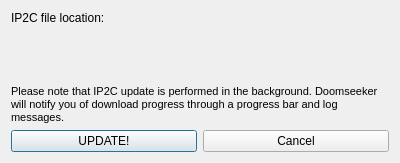
Qt form src/core/gui/ip2cupdatebox.ui (Destroyerrrocket/doomseeker-unofficial) before a commit.
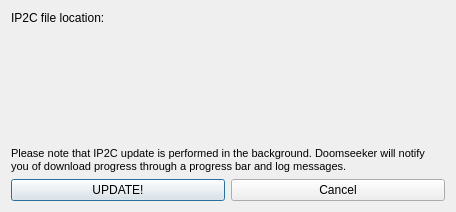
The same form after that commit.

Commit message: - Prevent layout squishing due to word-wrapped QLabels in IP2C Update dialog.

```diff
--- a/src/core/gui/ip2cupdatebox.ui
+++ b/src/core/gui/ip2cupdatebox.ui
@@ -6,10 +6,16 @@
    <rect>
     <x>0</x>
     <y>0</y>
-    <width>400</width>
-    <height>163</height>
+    <width>456</width>
+    <height>212</height>
    </rect>
   </property>
+  <property name="sizePolicy">
+   <sizepolicy hsizetype="Preferred" vsizetype="Preferred">
+    <horstretch>0</horstretch>
+    <verstretch>0</verstretch>
+   </sizepolicy>
+  </property>
   <property name="windowTitle">
    <string>Doomseeker - Update IP2C</string>
   </property>
@@ -23,6 +29,12 @@
    </item>
    <item>
     <widget class="QLabel" name="lblIP2CFileLocation">
+     <property name="sizePolicy">
+      <sizepolicy hsizetype="Preferred" vsizetype="Maximum">
+       <horstretch>0</horstretch>
+       <verstretch>0</verstretch>
+      </sizepolicy>
+     </property>
      <property name="text">
       <string>&lt;ENTER LOCATION HERE&gt;</string>
      </property>
@@ -39,9 +51,6 @@
      <property name="text">
       <string>&lt;ENTER DATABASE AGE HERE OR LEAVE EMPTY&gt;</string>
      </property>
-     <property name="wordWrap">
-      <bool>true</bool>
-     </property>
     </widget>
    </item>
    <item>
@@ -49,16 +58,25 @@
      <property name="orientation">
       <enum>Qt::Vertical</enum>
      </property>
+     <property name="sizeType">
+      <enum>QSizePolicy::MinimumExpanding</enum>
+     </property>
      <property name="sizeHint" stdset="0">
       <size>
        <width>20</width>
-       <height>40</height>
+       <height>0</height>
       </size>
      </property>
     </spacer>
    </item>
    <item>
     <widget class="QLabel" name="label_2">
+     <property name="sizePolicy">
+      <sizepolicy hsizetype="Preferred" vsizetype="Minimum">
+       <horstretch>0</horstretch>
+       <verstretch>0</verstretch>
+      </sizepolicy>
+     </property>
      <property name="text">
       <string>&lt;!DOCTYPE HTML PUBLIC &quot;-//W3C//DTD HTML 4.0//EN&quot; &quot;http://www.w3.org/TR/REC-html40/strict.dtd&quot;&gt;
 &lt;html&gt;&lt;head&gt;&lt;meta name=&quot;qrichtext&quot; content=&quot;1&quot; /&gt;&lt;style type=&quot;text/css&quot;&gt;
```
